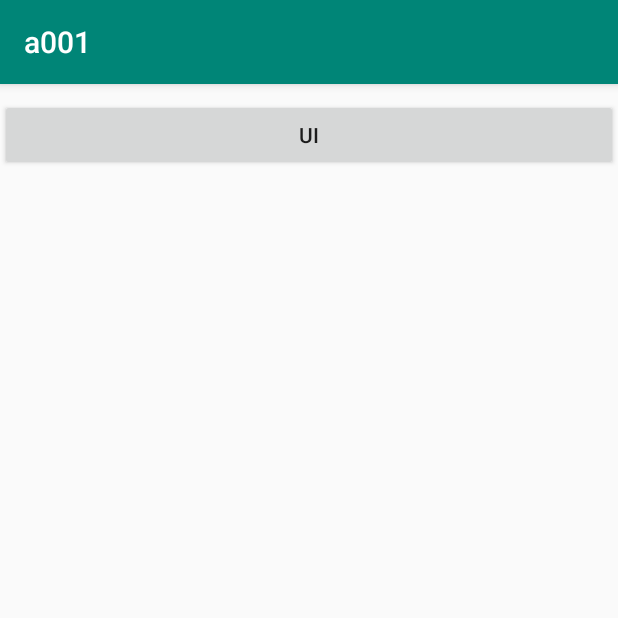
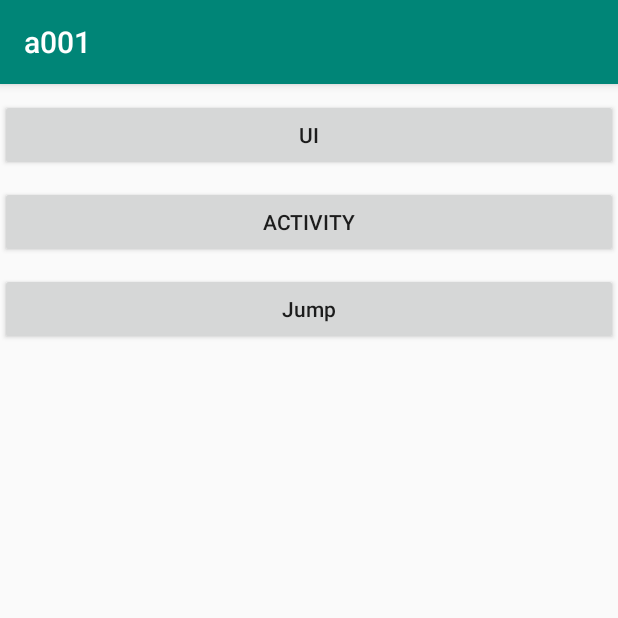
Before and after one commit to chemoontheshy/android, an Android app: the screen it shows after launch (MainActivity), on a phone screen of 412 x 824 dp, the top half of it. Run offline under Robolectric (Android 15) with nearby library versions, the phone set to English and light mode, and no system bars.

Commit message:
20200908

```diff
--- a/001/app/src/main/java/com/qchenmo/a001/MainActivity.java
+++ b/001/app/src/main/java/com/qchenmo/a001/MainActivity.java
@@ -7,21 +7,27 @@ import android.os.Bundle;
 import android.view.View;
 import android.widget.Button;
 
+import com.qchenmo.a001.jump.AActivity;
+
 public class MainActivity extends AppCompatActivity {
 
-    private Button toBtn_Ui;
+    private Button toBtn_Ui,toBtn_Activity, toBtn_Jump;
 
     @Override
     protected void onCreate(Bundle savedInstanceState) {
         super.onCreate(savedInstanceState);
         setContentView(R.layout.activity_main);
         toBtn_Ui = findViewById(R.id.Ui);
+        toBtn_Activity = findViewById(R.id.btn_Activity);
+        toBtn_Jump = findViewById(R.id.btn_Jump);
         setListeners();
     }
 
     private void setListeners(){
-        OnClick onclick = new OnClick();
-        toBtn_Ui.setOnClickListener(onclick);
+        OnClick onClick = new OnClick();
+        toBtn_Ui.setOnClickListener(onClick);
+        toBtn_Activity.setOnClickListener(onClick);
+        toBtn_Jump.setOnClickListener(onClick);
     }
 
     private class OnClick implements View.OnClickListener{
@@ -33,6 +39,14 @@ public class MainActivity extends AppCompatActivity {
                     intent = new Intent(MainActivity.this, UiActivity.class);
                     startActivity(intent);
                     break;
+                case R.id.btn_Activity:
+                    intent = new Intent(MainActivity.this, LifeCycleActivity.class);
+                    startActivity(intent);
+                    break;
+                case R.id.btn_Jump:
+                    intent = new Intent(MainActivity.this, AActivity.class);
+                    startActivity(intent);
+                    break;
                 default:
                     throw new IllegalStateException("Unexpected value: " + v.getId());
             }
--- a/001/app/src/main/res/layout/activity_main.xml
+++ b/001/app/src/main/res/layout/activity_main.xml
@@ -12,6 +12,19 @@
         android:layout_height="wrap_content"
         android:text="@string/Ui"
         android:layout_marginTop="10dp"/>
+    <Button
+        android:id="@+id/btn_Activity"
+        android:layout_width="match_parent"
+        android:layout_height="wrap_content"
+        android:text="@string/Activity"
+        android:layout_marginTop="10dp"/>
+    <Button
+        android:id="@+id/btn_Jump"
+        android:layout_width="match_parent"
+        android:layout_height="wrap_content"
+        android:text="@string/Jump"
+        android:textAllCaps="false"
+        android:layout_marginTop="10dp"/>
 
 
 </LinearLayout>
--- a/001/app/src/main/res/values/strings.xml
+++ b/001/app/src/main/res/values/strings.xml
@@ -70,4 +70,7 @@
     <string name="good">好</string>
     <string name="pop_not_good">一般</string>
     <string name="bad">不好</string>
+    <string name="Activity">Activity</string>
+    <string name="Jump">Jump</string>
+    <string name="jump_toB">jumpToB</string>
 </resources>
```
Also changed, not shown: 001/app/src/main/AndroidManifest.xml (+12 -1 lines), 001/app/src/main/java/com/qchenmo/a001/LifeCycleActivity.java (added, +52 -0 lines), 001/app/src/main/java/com/qchenmo/a001/jump/AActivity.java (added, +53 -0 lines), 001/app/src/main/java/com/qchenmo/a001/jump/BActivity.java (added, +25 -0 lines), 001/app/src/main/res/layout/activity_a.xml (added, +15 -0 lines), 001/app/src/main/res/layout/activity_b.xml (added, +13 -0 lines), 001/app/src/main/res/layout/activity_life_cycle.xml (added, +9 -0 lines).
